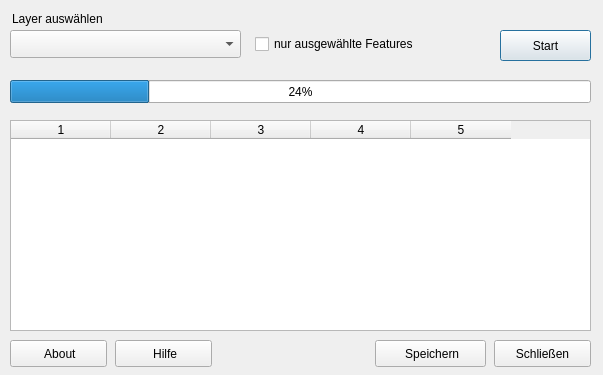
This is gpsinfo4zemokost/ui/gpsinfo4zemokost_dialog.ui in gpsinfo/gpsinfo4zemokost as Qt 5 draws it before an edit. The edited form follows.
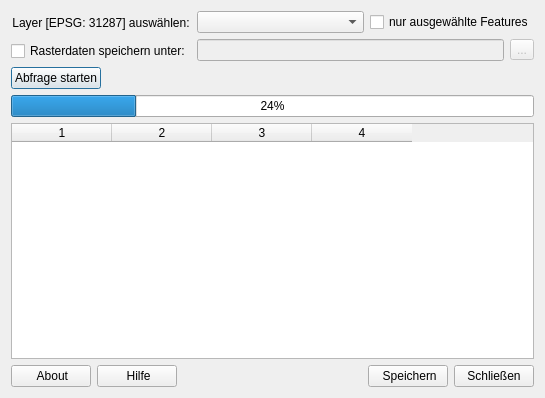
This is the edited form. Icons and pictures are not drawn.

```diff
--- a/gpsinfo4zemokost/ui/gpsinfo4zemokost_dialog.ui
+++ b/gpsinfo4zemokost/ui/gpsinfo4zemokost_dialog.ui
@@ -6,45 +6,82 @@
    <rect>
     <x>0</x>
     <y>0</y>
-    <width>603</width>
-    <height>375</height>
+    <width>545</width>
+    <height>398</height>
    </rect>
   </property>
+  <property name="minimumSize">
+   <size>
+    <width>0</width>
+    <height>0</height>
+   </size>
+  </property>
   <property name="windowTitle">
    <string>gpsinfo4zemokost</string>
   </property>
+  <layout class="QVBoxLayout" name="verticalLayout_6">
+   <property name="spacing">
+    <number>6</number>
+   </property>
+   <item>
+    <layout class="QHBoxLayout" name="horizontalLayout">
+     <property name="spacing">
+      <number>6</number>
+     </property>
+     <item>
+      <layout class="QVBoxLayout" name="verticalLayout_3">
+       <item>
+        <layout class="QVBoxLayout" name="verticalLayout_5">
+         <item>
   <widget class="QLabel" name="label_2">
-   <property name="geometry">
-    <rect>
-     <x>12</x>
-     <y>8</y>
-     <width>221</width>
-     <height>21</height>
-    </rect>
-   </property>
+           <property name="text">
+            <string>Layer [EPSG: 31287] auswählen:</string>
+           </property>
+           <property name="alignment">
+            <set>Qt::AlignCenter</set>
+           </property>
+          </widget>
+         </item>
+        </layout>
+       </item>
+       <item>
+        <layout class="QVBoxLayout" name="verticalLayout_4">
+         <item>
+          <widget class="QCheckBox" name="rasterCheck">
    <property name="text">
-    <string>Layer auswählen</string>
-   </property>
-  </widget>
+            <string>Rasterdaten speichern unter:</string>
+           </property>
+           <property name="checkable">
+            <bool>true</bool>
+           </property>
+           <property name="checked">
+            <bool>false</bool>
+           </property>
+           <property name="autoRepeat">
+            <bool>false</bool>
+           </property>
+          </widget>
+         </item>
+        </layout>
+       </item>
+      </layout>
+     </item>
+     <item>
+      <layout class="QVBoxLayout" name="verticalLayout">
+       <item>
+        <layout class="QHBoxLayout" name="horizontalLayout_3">
+         <item>
   <widget class="QComboBox" name="selectLayer">
-   <property name="geometry">
-    <rect>
-     <x>10</x>
-     <y>30</y>
-     <width>231</width>
-     <height>28</height>
-    </rect>
-   </property>
-  </widget>
+           <property name="sizePolicy">
+            <sizepolicy hsizetype="Expanding" vsizetype="Fixed">
+             <horstretch>0</horstretch>
+             <verstretch>0</verstretch>
+            </sizepolicy>
+           </property>
+          </widget>
+         </item>
+         <item>
   <widget class="QCheckBox" name="onlySelFeat">
-   <property name="geometry">
-    <rect>
-     <x>255</x>
-     <y>34</y>
-     <width>201</width>
-     <height>20</height>
-    </rect>
-   </property>
    <property name="text">
     <string>nur ausgewählte Features</string>
    </property>
@@ -52,113 +89,91 @@
     <bool>false</bool>
    </property>
   </widget>
+         </item>
+        </layout>
+       </item>
+       <item>
+        <layout class="QHBoxLayout" name="horizontalLayout_2">
+         <item>
+          <widget class="QLineEdit" name="rasterFilePath">
+           <property name="enabled">
+            <bool>false</bool>
+           </property>
+           <property name="readOnly">
+            <bool>true</bool>
+           </property>
+          </widget>
+         </item>
+         <item>
+          <widget class="QToolButton" name="rasterBrowse">
+           <property name="enabled">
+            <bool>false</bool>
+           </property>
+           <property name="layoutDirection">
+            <enum>Qt::LeftToRight</enum>
+           </property>
+           <property name="text">
+            <string>...</string>
+           </property>
+          </widget>
+         </item>
+        </layout>
+       </item>
+      </layout>
+     </item>
+    </layout>
+   </item>
+   <item>
+    <layout class="QHBoxLayout" name="horizontalLayout_4">
+     <item>
   <widget class="QPushButton" name="run">
-   <property name="geometry">
-    <rect>
-     <x>500</x>
-     <y>30</y>
-     <width>91</width>
-     <height>31</height>
-    </rect>
-   </property>
    <property name="text">
-    <string>Start</string>
-   </property>
-  </widget>
-  <widget class="QPushButton" name="closeButton">
-   <property name="geometry">
-    <rect>
-     <x>494</x>
-     <y>340</y>
-     <width>97</width>
-     <height>27</height>
-    </rect>
-   </property>
-   <property name="text">
-    <string>Schließen</string>
-   </property>
-   <property name="icon">
-    <iconset theme="window-close">
-     <normaloff/>
-    </iconset>
-   </property>
-  </widget>
+        <string>Abfrage starten</string>
+       </property>
+      </widget>
+     </item>
+     <item>
+      <spacer name="horizontalSpacer_3">
+       <property name="orientation">
+        <enum>Qt::Horizontal</enum>
+       </property>
+       <property name="sizeHint" stdset="0">
+        <size>
+         <width>40</width>
+         <height>20</height>
+        </size>
+       </property>
+      </spacer>
+     </item>
+    </layout>
+   </item>
+   <item>
   <widget class="QProgressBar" name="progressBar">
-   <property name="geometry">
-    <rect>
-     <x>10</x>
-     <y>80</y>
-     <width>581</width>
-     <height>23</height>
-    </rect>
+     <property name="sizePolicy">
+      <sizepolicy hsizetype="MinimumExpanding" vsizetype="Fixed">
+       <horstretch>0</horstretch>
+       <verstretch>0</verstretch>
+      </sizepolicy>
+     </property>
+     <property name="minimumSize">
+      <size>
+       <width>0</width>
+       <height>0</height>
+      </size>
+     </property>
+     <property name="mouseTracking">
+      <bool>true</bool>
+     </property>
+     <property name="acceptDrops">
+      <bool>true</bool>
    </property>
    <property name="value">
     <number>24</number>
    </property>
   </widget>
-  <widget class="QPushButton" name="helpButton">
-   <property name="geometry">
-    <rect>
-     <x>115</x>
-     <y>340</y>
-     <width>97</width>
-     <height>27</height>
-    </rect>
-   </property>
-   <property name="text">
-    <string> Hilfe</string>
-   </property>
-   <property name="icon">
-    <iconset theme="help-contents">
-     <normaloff/>
-    </iconset>
-   </property>
-  </widget>
-  <widget class="QPushButton" name="aboutButton">
-   <property name="geometry">
-    <rect>
-     <x>10</x>
-     <y>340</y>
-     <width>97</width>
-     <height>27</height>
-    </rect>
-   </property>
-   <property name="text">
-    <string> About</string>
-   </property>
-   <property name="icon">
-    <iconset theme="dialog-information">
-     <normaloff/>
-    </iconset>
-   </property>
-  </widget>
-  <widget class="QPushButton" name="saveButton">
-   <property name="geometry">
-    <rect>
-     <x>375</x>
-     <y>340</y>
-     <width>111</width>
-     <height>27</height>
-    </rect>
-   </property>
-   <property name="text">
-    <string> Speichern</string>
-   </property>
-   <property name="icon">
-    <iconset theme="document-save-as">
-     <normaloff/>
-    </iconset>
-   </property>
-  </widget>
+   </item>
+   <item>
   <widget class="QTableWidget" name="resultTable">
-   <property name="geometry">
-    <rect>
-     <x>10</x>
-     <y>120</y>
-     <width>581</width>
-     <height>211</height>
-    </rect>
-   </property>
    <property name="layoutDirection">
     <enum>Qt::LeftToRight</enum>
    </property>
@@ -172,14 +187,76 @@
     <number>0</number>
    </property>
    <property name="columnCount">
-    <number>5</number>
+      <number>4</number>
    </property>
    <column/>
    <column/>
    <column/>
    <column/>
-   <column/>
-  </widget>
+    </widget>
+   </item>
+   <item>
+    <layout class="QHBoxLayout" name="horizontalLayout_5">
+     <item>
+      <widget class="QPushButton" name="aboutButton">
+       <property name="text">
+        <string> About</string>
+       </property>
+       <property name="icon">
+        <iconset theme="dialog-information">
+         <normaloff>../../../../../../../../../../.designer/backup</normaloff>../../../../../../../../../../.designer/backup</iconset>
+       </property>
+      </widget>
+     </item>
+     <item>
+      <widget class="QPushButton" name="helpButton">
+       <property name="text">
+        <string> Hilfe</string>
+       </property>
+       <property name="icon">
+        <iconset theme="help-contents">
+         <normaloff>../../../../../../../../../../.designer/backup</normaloff>../../../../../../../../../../.designer/backup</iconset>
+       </property>
+      </widget>
+     </item>
+     <item>
+      <spacer name="horizontalSpacer_2">
+       <property name="orientation">
+        <enum>Qt::Horizontal</enum>
+       </property>
+       <property name="sizeHint" stdset="0">
+        <size>
+         <width>40</width>
+         <height>20</height>
+        </size>
+       </property>
+      </spacer>
+     </item>
+     <item>
+      <widget class="QPushButton" name="saveButton">
+       <property name="text">
+        <string> Speichern</string>
+       </property>
+       <property name="icon">
+        <iconset theme="document-save-as">
+         <normaloff>../../../../../../../../../../.designer/backup</normaloff>../../../../../../../../../../.designer/backup</iconset>
+       </property>
+      </widget>
+     </item>
+     <item>
+      <widget class="QPushButton" name="closeButton">
+       <property name="text">
+        <string>Schließen</string>
+       </property>
+       <property name="icon">
+        <iconset theme="window-close">
+         <normaloff>../../../../../../../../../../.designer/backup</normaloff>../../../../../../../../../../.designer/backup</iconset>
+       </property>
+      </widget>
+     </item>
+    </layout>
+   </item>
+  </layout>
  </widget>
  <resources/>
  <connections/>
```
Left out of the diff: 3 changed lines with no effect on the pictures. Lines whose indentation alone changed are shown as unchanged.
